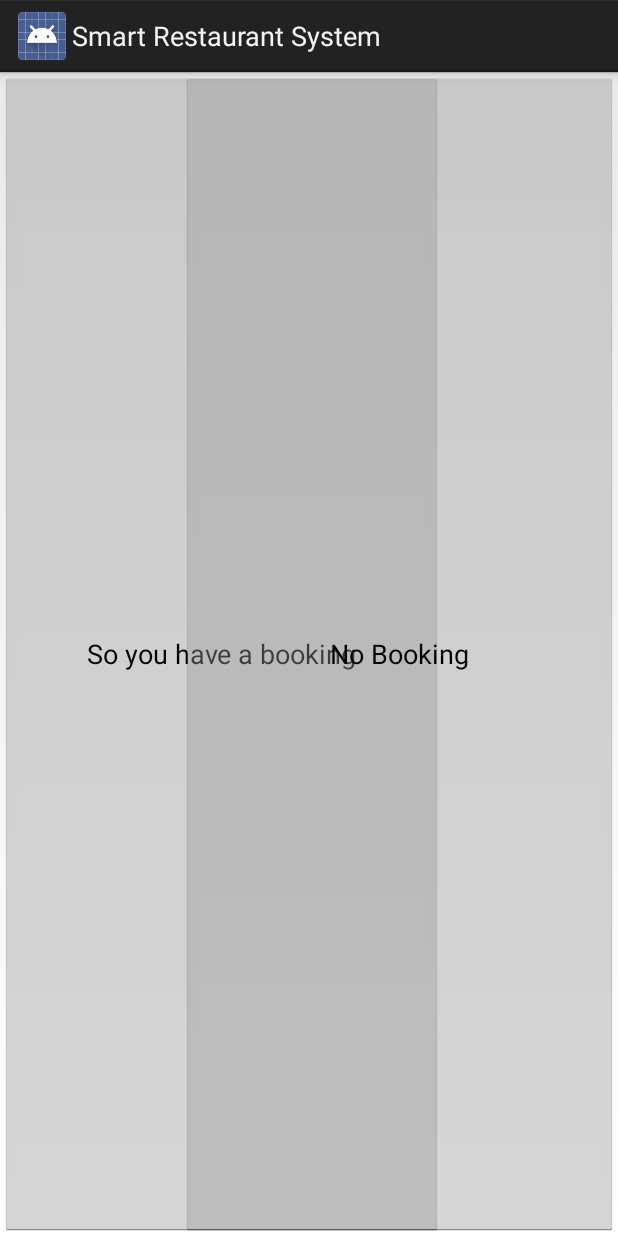
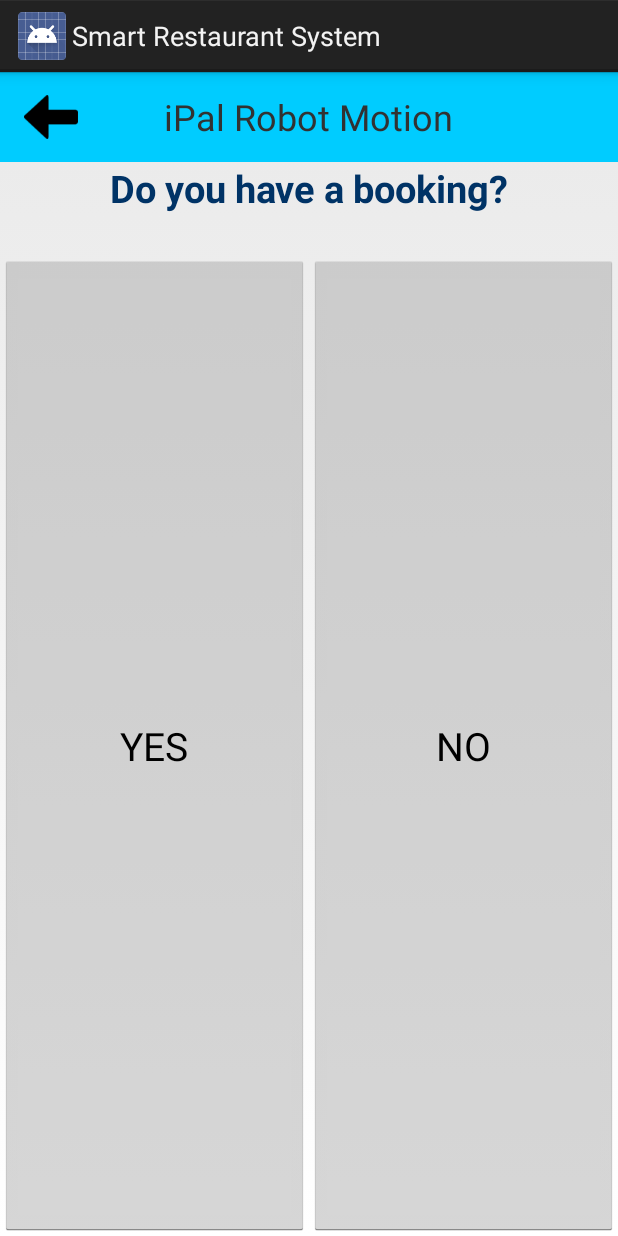
Before and after one commit to Jake-Holmes/narrabeen-srs, an Android app: the screen it shows after launch (SRSMainActivity), on a phone screen of 412 x 824 dp. Run offline under Robolectric (Android 15) with nearby library versions, the phone set to English and light mode, and no system bars.

Commit message:
updated UI srs-main

```diff
--- a/robot/app/src/main/res/layout/activity_srs_main.xml
+++ b/robot/app/src/main/res/layout/activity_srs_main.xml
@@ -1,26 +1,47 @@
-<RelativeLayout xmlns:android="http://schemas.android.com/apk/res/android"
+<LinearLayout xmlns:android="http://schemas.android.com/apk/res/android"
     xmlns:tools="http://schemas.android.com/tools"
     android:layout_width="match_parent"
     android:layout_height="match_parent"
     android:orientation="vertical"
     tools:context=".SRSMainActivity">
 
+    <include layout="@layout/common_title" />
+
+    <TextView
+        android:id="@+id/confirm_booking"
+        android:layout_width="match_parent"
+        android:layout_height="wrap_content"
+        android:layout_marginBottom="27dp"
+        android:text="Do you have a booking?"
+        android:textAlignment="center"
+        android:textColor="#003366"
+        android:textSize="25dp"
+        android:textStyle="bold" />
+
+    <LinearLayout
+        android:layout_width="match_parent"
+        android:layout_height="0dp"
+        android:layout_weight="1">
+
         <Button
             android:id="@+id/has_booking"
-        android:layout_width="295dp"
+            android:layout_width="0dp"
             android:layout_height="match_parent"
-        android:layout_alignParentStart="true"
-        android:layout_alignParentTop="true"
+            android:layout_weight="1"
             android:onClick="has_booking"
-        android:text="So you have a booking" />
+            android:text="YES"
+            android:textSize="@dimen/text_size" />
 
         <Button
             android:id="@+id/no_booking"
-        android:layout_width="291dp"
+            android:layout_width="0dp"
             android:layout_height="match_parent"
-        android:layout_alignParentEnd="true"
-        android:layout_alignParentTop="true"
-        android:text="No Booking" />
+            android:layout_weight="1"
+            android:text="NO"
+            android:textSize="@dimen/text_size" />
 
 
-</RelativeLayout>
+    </LinearLayout>
+
+
+</LinearLayout>
```
Lines whose indentation alone changed are shown as unchanged.
